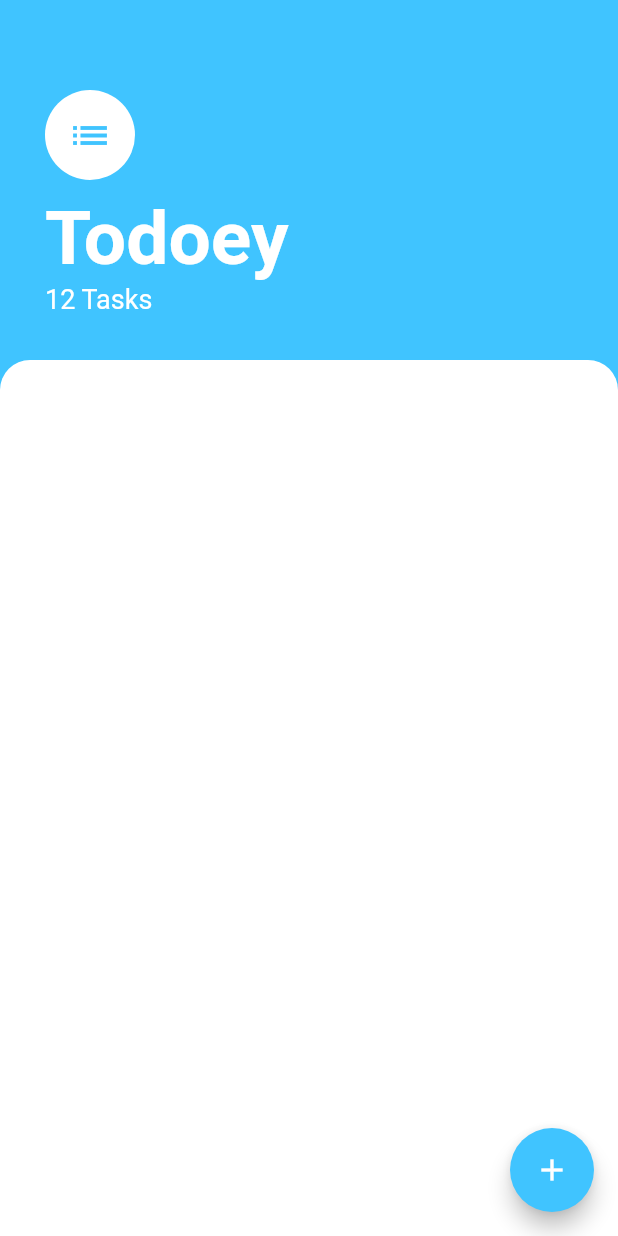
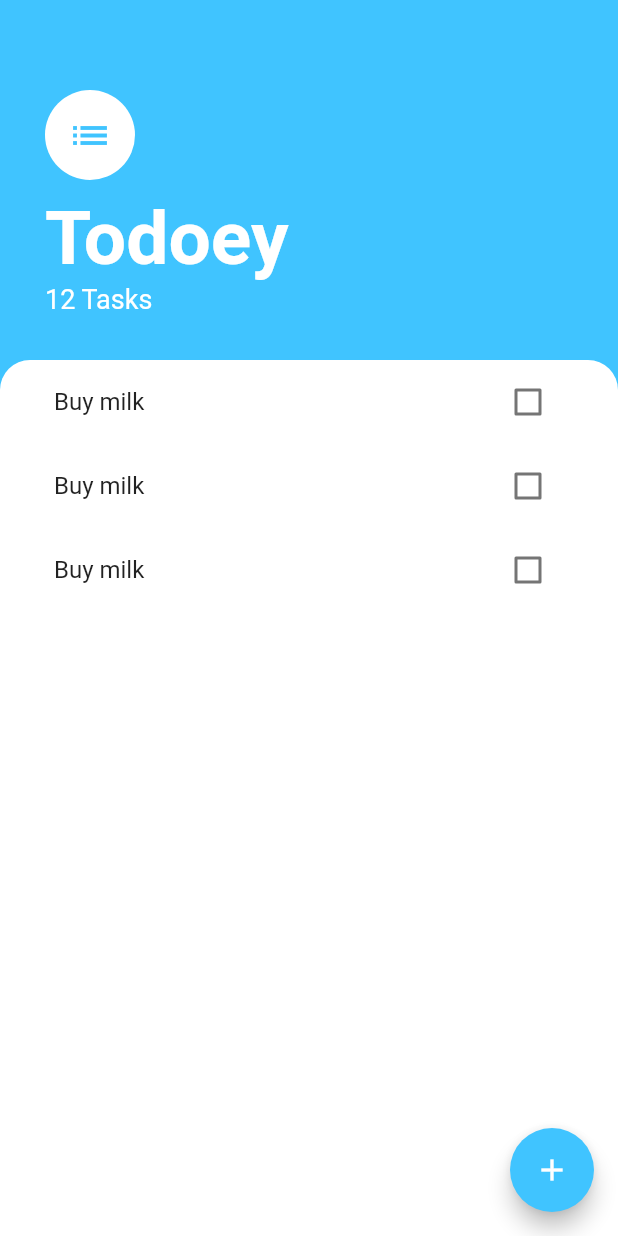
Before and after one commit to gauravbharat/flutter_todo, a Flutter app: the screen it shows after launch, on a phone screen of 412 x 824 dp. Run offline on Flutter 3.47's test engine with Material 2 defaults, Android fonts, the phone set to English and light mode, and no system bars.

Commit message:
added ListView and ListTile widgets

```diff
--- a/lib/screens/tasks_screen.dart
+++ b/lib/screens/tasks_screen.dart
@@ -1,4 +1,5 @@
 import 'package:flutter/material.dart';
+import 'package:flutter_todoey/widgets/tasks_list.dart';
 
 class TasksScreen extends StatelessWidget {
   @override
@@ -46,6 +47,7 @@ class TasksScreen extends StatelessWidget {
           ),
           Expanded(
             child: Container(
+              padding: EdgeInsets.symmetric(horizontal: 20.0),
               decoration: BoxDecoration(
                 color: Colors.white,
                 borderRadius: BorderRadius.only(
@@ -53,6 +55,7 @@ class TasksScreen extends StatelessWidget {
                   topRight: Radius.circular(20.0),
                 ),
               ),
+              child: TasksList(),
             ),
           ),
         ],
@@ -60,6 +63,7 @@ class TasksScreen extends StatelessWidget {
       floatingActionButton: FloatingActionButton(
         backgroundColor: Colors.lightBlueAccent,
         child: Icon(Icons.add),
+        onPressed: () {},
       ),
     );
   }
--- /dev/null
+++ b/lib/widgets/task_tile.dart
@@ -0,0 +1,11 @@
+import 'package:flutter/material.dart';
+
+class TaskTile extends StatelessWidget {
+  @override
+  Widget build(BuildContext context) {
+    return ListTile(
+      title: Text('Buy milk'),
+      trailing: Checkbox(value: false, onChanged: (value) {}),
+    );
+  }
+}
--- /dev/null
+++ b/lib/widgets/tasks_list.dart
@@ -0,0 +1,15 @@
+import 'package:flutter/material.dart';
+import 'package:flutter_todoey/widgets/task_tile.dart';
+
+class TasksList extends StatelessWidget {
+  @override
+  Widget build(BuildContext context) {
+    return ListView(
+      children: [
+        TaskTile(),
+        TaskTile(),
+        TaskTile(),
+      ],
+    );
+  }
+}
```
